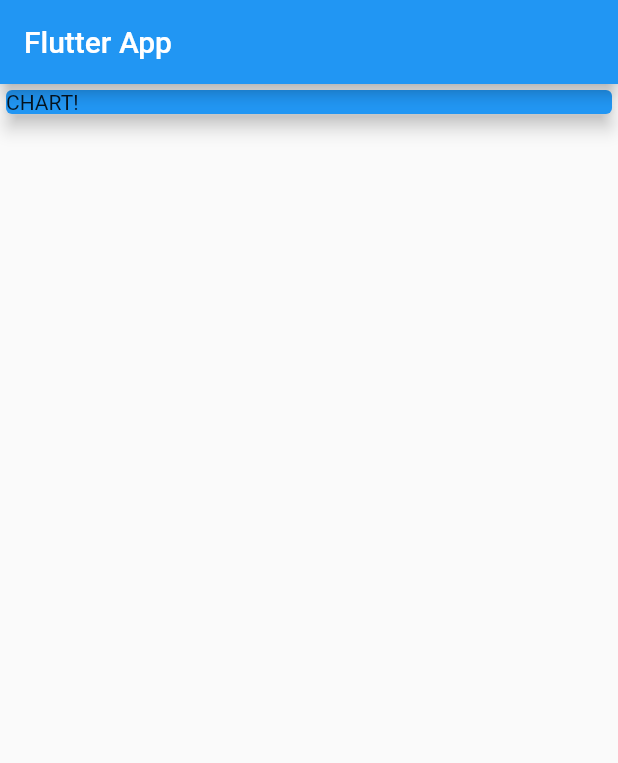
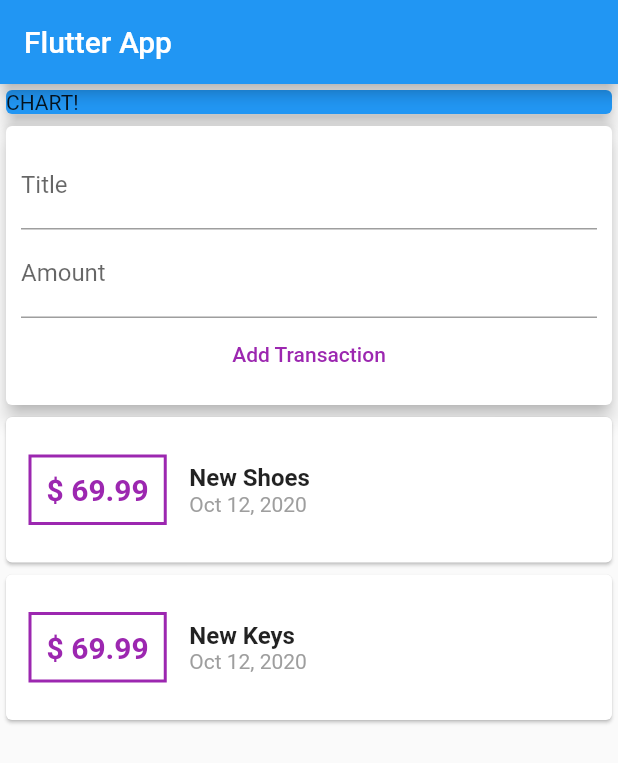
Before and after one commit to RahulAjith007/expense-app, a Flutter app: the screen it shows after launch, on a phone screen of 412 x 824 dp. Shown: the top 763 px of the screen. Run offline on Flutter 3.47's test engine with Material 2 defaults, Android fonts, the phone set to English and light mode, and no system bars.

Commit message:
Added new transaction

```diff
--- a/lib/main.dart
+++ b/lib/main.dart
@@ -1,3 +1,4 @@
+import './widgets/UserTransactions.dart';
 import 'package:flutter/material.dart';
 
 void main() => runApp(MyApp());
@@ -26,6 +27,7 @@ class MyHomePage extends StatelessWidget {
               child:
                   Card(elevation: 5, color: Colors.blue, child: Text('CHART!')),
             ),
+            UserTransaction()
           ],
         ));
   }
--- a/lib/widgets/NewTransaction.dart
+++ b/lib/widgets/NewTransaction.dart
@@ -1,8 +1,12 @@
 import 'package:flutter/material.dart';
 
 class NewTransaction extends StatelessWidget {
+  final Function addTx;
+
   final titleController = TextEditingController();
   final amountController = TextEditingController();
+
+  NewTransaction(this.addTx);
 
   @override
   Widget build(BuildContext context) {
@@ -30,8 +34,8 @@ class NewTransaction extends StatelessWidget {
               child: Text("Add Transaction"),
               textColor: Colors.purple,
               onPressed: () {
-                print(titleController.text);
-                print(amountController.text);
+                addTx(
+                    titleController.text, double.parse(amountController.text));
               },
             )
           ],
--- a/lib/widgets/TransactionList.dart
+++ b/lib/widgets/TransactionList.dart
@@ -5,14 +5,14 @@ import 'package:intl/intl.dart';
 class TransactionList extends StatelessWidget {
   final List<Transaction> transactions;
 
-  TransactionList(this.transactions)
+  TransactionList(this.transactions);
 
   @override
   Widget build(BuildContext context) {
     return Column(
       mainAxisAlignment: MainAxisAlignment.center,
       crossAxisAlignment: CrossAxisAlignment.center,
-      children: _userTransactions.map((tx) {
+      children: transactions.map((tx) {
         return (Card(
             child: Row(
           children: <Widget>[
--- a/lib/widgets/UserTransactions.dart
+++ b/lib/widgets/UserTransactions.dart
@@ -16,10 +16,25 @@ class _UserTransactionState extends State<UserTransaction> {
         id: 't1', title: 'New Keys', amount: 69.99, date: DateTime.now()),
   ];
 
+  void _addNewTransaction(String title, double amount) {
+    final newTx = Transaction(
+        title: title,
+        amount: amount,
+        date: DateTime.now(),
+        id: DateTime.now().toString());
+
+    setState(() {
+      _userTransactions.add(newTx);
+    });
+  }
+
   @override
   Widget build(BuildContext context) {
     return Column(
-      children: <Widget>[NewTransaction(), TransactionList()],
+      children: <Widget>[
+        NewTransaction(_addNewTransaction),
+        TransactionList(_userTransactions)
+      ],
     );
   }
 }
```
